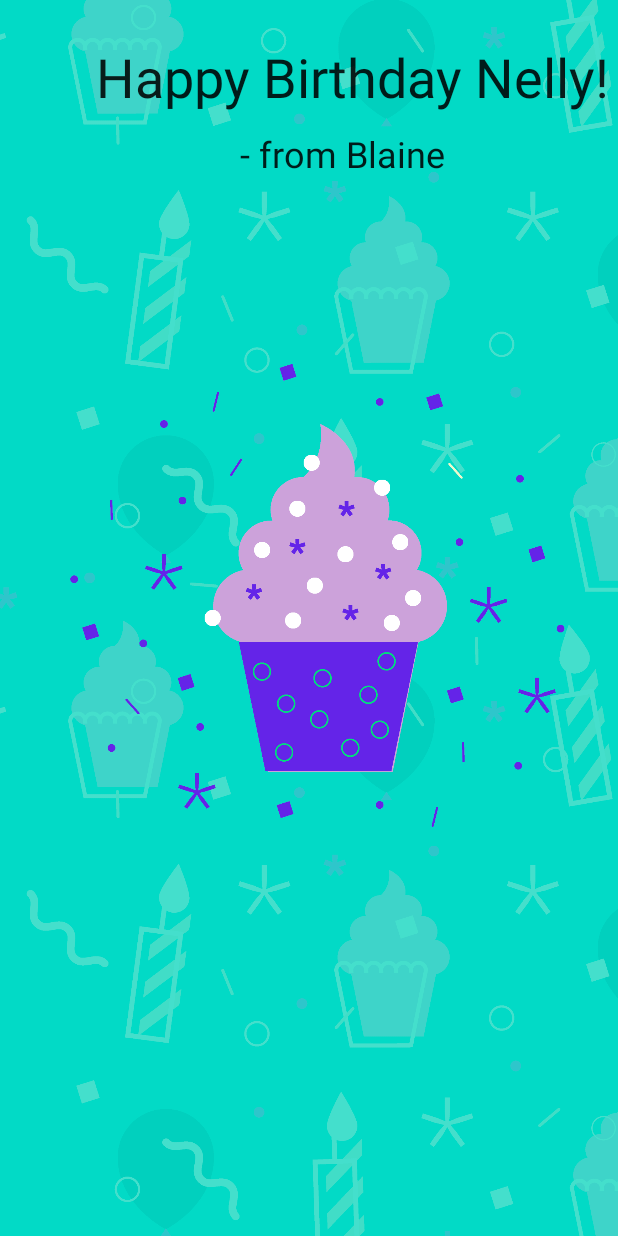
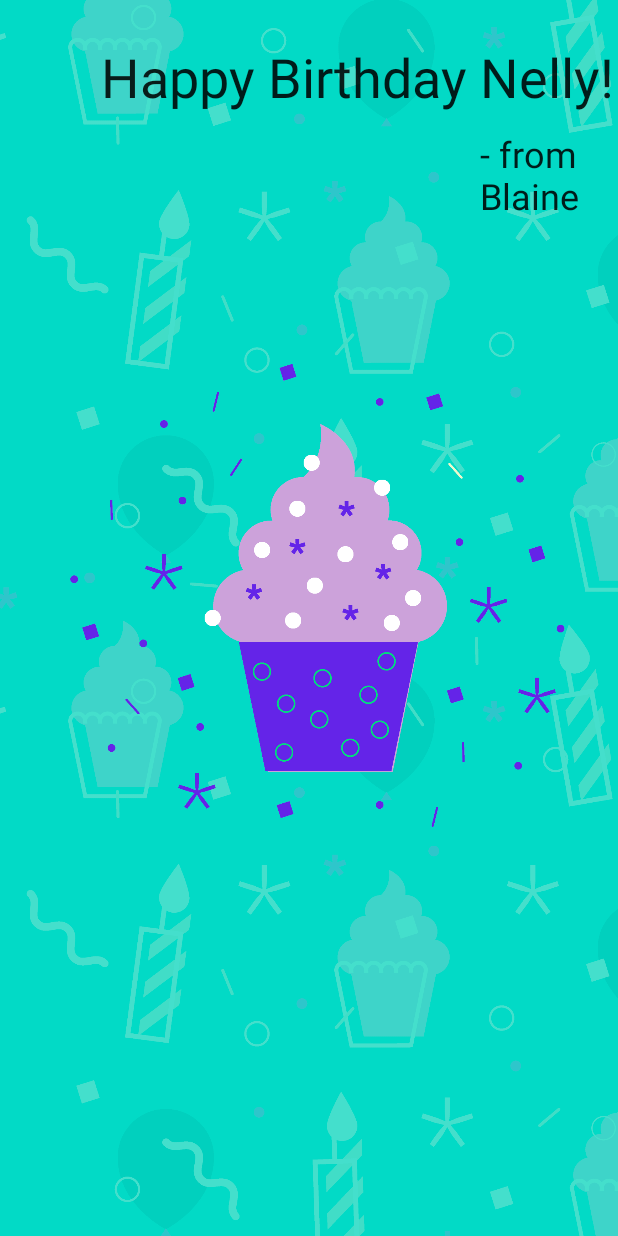
Before and after one commit to BMoreland20/Android_Happy_Birthday_App, an Android app built with Jetpack Compose: the screen it shows after launch (MainActivity), on a phone screen of 412 x 824 dp. Run offline under Robolectric (Android 15) with nearby library versions, the phone set to English and light mode, and no system bars.

Commit message:
Update
Update to MainActivity.kt

```diff
--- a/app/src/main/java/com/example/happybirthday/MainActivity.kt
+++ b/app/src/main/java/com/example/happybirthday/MainActivity.kt
@@ -4,14 +4,12 @@ import android.os.Bundle
 import androidx.activity.ComponentActivity
 import androidx.activity.compose.setContent
 import androidx.compose.foundation.Image
-import androidx.compose.foundation.layout.Box
-import androidx.compose.foundation.layout.Column
-import androidx.compose.foundation.layout.fillMaxSize
-import androidx.compose.foundation.layout.padding
+import androidx.compose.foundation.layout.*
 import androidx.compose.material.MaterialTheme
 import androidx.compose.material.Surface
 import androidx.compose.material.Text
 import androidx.compose.runtime.Composable
+import androidx.compose.ui.Alignment
 import androidx.compose.ui.Modifier
 import androidx.compose.ui.layout.ContentScale
 import androidx.compose.ui.res.painterResource
@@ -30,7 +28,7 @@ class MainActivity : ComponentActivity() {
                     modifier = Modifier.fillMaxSize(),
                     color = MaterialTheme.colors.background
                 ) {
-                    BirthdayGreetingWithImage("Happy Birthday Nelly!", "- from Blaine")
+                    BirthdayGreetingWithImage(getString(R.string.happy_birthday_text), getString(R.string.signature_text))
                 }
             }
         }
@@ -48,7 +46,11 @@ fun BirthdayGreetingWithImage(message: String, from: String, modifier: Modifier
             contentScale = ContentScale.Crop
         )
     }
-    Column {
+    Column (
+        modifier = modifier.fillMaxSize(),
+        verticalArrangement = Arrangement.Top,
+        horizontalAlignment = Alignment.CenterHorizontally
+            ){
         Text(
             text = message,
             fontSize = 36.sp,
@@ -62,10 +64,8 @@ fun BirthdayGreetingWithImage(message: String, from: String, modifier: Modifier
             text = from,
             fontSize = 24.sp,
             modifier = Modifier
-                .padding(
-                    top = 16.dp,
-                    start = 160.dp
-                )
+                .padding(top = 16.dp, start = 320.dp)
+                .align(alignment = Alignment.End)
         )
     }
 }
--- a/app/src/main/res/values/strings.xml
+++ b/app/src/main/res/values/strings.xml
@@ -1,3 +1,5 @@
 <resources>
     <string name="app_name">Happy Birthday</string>
+    <string name="happy_birthday_text">Happy Birthday Nelly!</string>
+    <string name="signature_text">- from Blaine</string>
 </resources>
```
